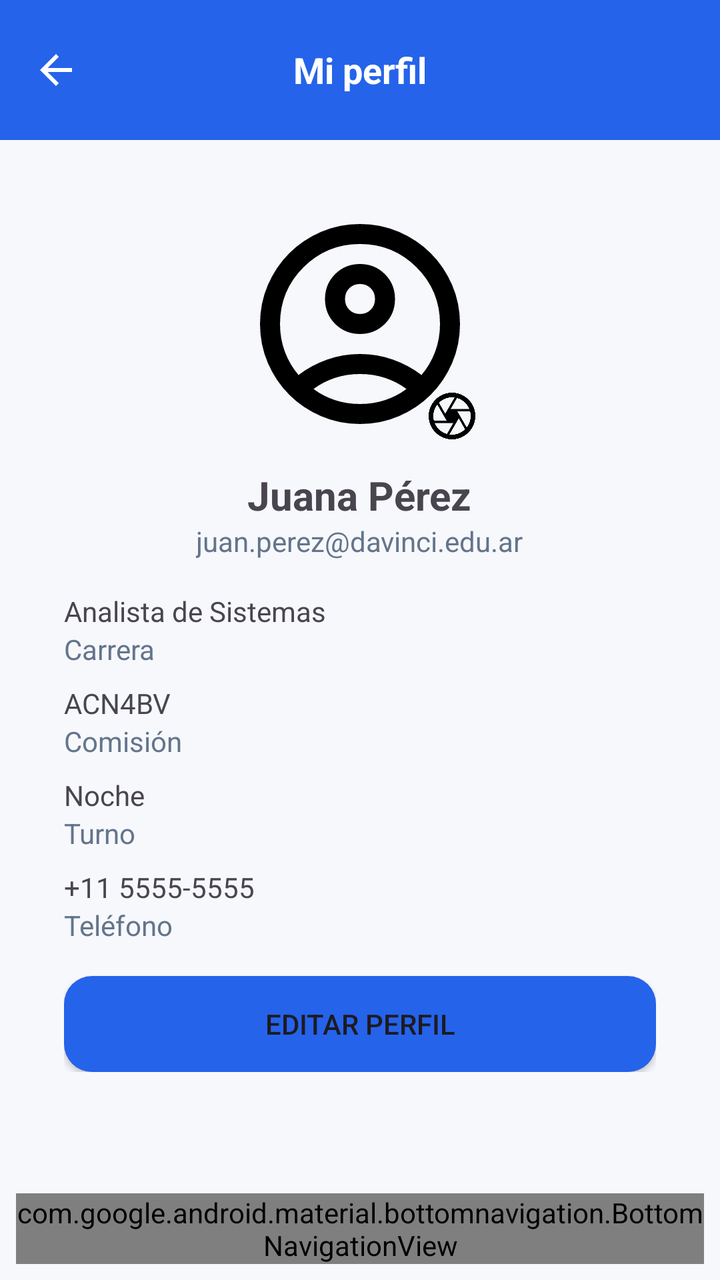
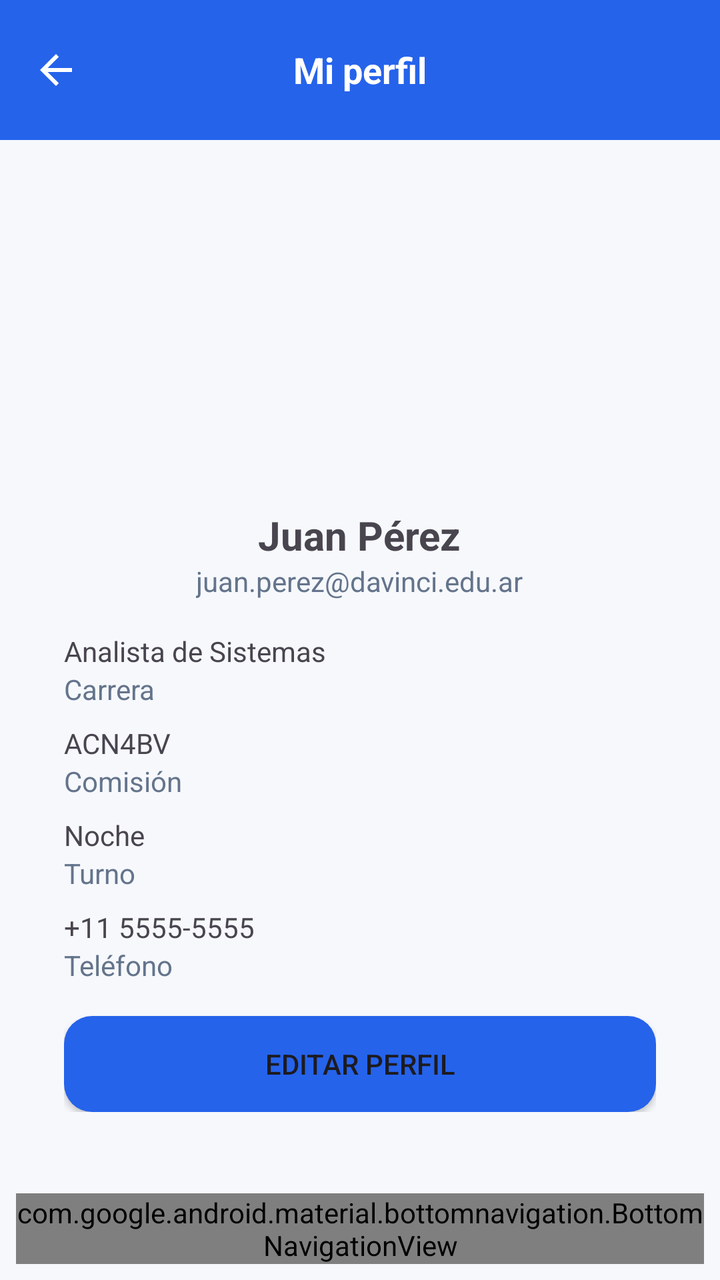

Screens rendered from an Android XML layout before and after an edit, with the pre-edit source and the edit as a unified diff.
<!-- AndroidManifest.xml: application theme Theme.AppCampus -->
<!-- res/layout/activity_perfil.xml -->
<?xml version="1.0" encoding="utf-8"?>
<androidx.constraintlayout.widget.ConstraintLayout
    android:id="@+id/main"
    xmlns:android="http://schemas.android.com/apk/res/android"
    xmlns:app="http://schemas.android.com/apk/res-auto"
    android:layout_width="match_parent"
    android:layout_height="match_parent"
    android:background="@color/colorBackground">

    <RelativeLayout
        android:id="@+id/header"
        android:layout_width="0dp"
        android:layout_height="@dimen/topbar_height"
        android:background="@color/colorPrimary"
        app:layout_constraintTop_toTopOf="parent"
        app:layout_constraintStart_toStartOf="parent"
        app:layout_constraintEnd_toEndOf="parent">

        <ImageView
            android:id="@+id/btnBack"
            android:layout_width="24dp"
            android:layout_height="24dp"
            android:layout_marginStart="16dp"
            android:layout_centerVertical="true"
            app:srcCompat="@drawable/ic_back"
            app:tint="@color/textWhite"/>

        <TextView
            android:id="@+id/txtTitulo"
            android:layout_width="wrap_content"
            android:layout_height="wrap_content"
            android:text="@string/mi_perfil"
            android:textColor="@color/textWhite"
            android:textSize="18sp"
            android:textStyle="bold"
            android:layout_centerInParent="true"/>

    </RelativeLayout>

    <ScrollView
        android:layout_width="0dp"
        android:layout_height="0dp"
        app:layout_constraintTop_toBottomOf="@id/header"
        app:layout_constraintBottom_toTopOf="@id/bottomNavigation"
        app:layout_constraintStart_toStartOf="parent"
        app:layout_constraintEnd_toEndOf="parent">

        <LinearLayout
            android:layout_width="match_parent"
            android:layout_height="wrap_content"
            android:orientation="vertical"
            android:padding="16dp">

            <LinearLayout
                android:layout_width="match_parent"
                android:layout_height="wrap_content"
                android:orientation="vertical"
                android:background="@drawable/bg_card"
                android:padding="16dp">

                <FrameLayout
                    android:layout_width="120dp"
                    android:layout_height="120dp"
                    android:layout_gravity="center">

                    <ImageView
                        android:layout_width="match_parent"
                        android:layout_height="match_parent"
                        android:src="@drawable/ic_person"
                        android:scaleType="centerCrop"/>

                    <ImageView
                        android:layout_width="28dp"
                        android:layout_height="28dp"
                        android:layout_gravity="bottom|end"
                        android:src="@drawable/ic_camera"/>
                </FrameLayout>

                <TextView
                    android:id="@+id/txtNombre"
                    android:layout_width="wrap_content"
                    android:layout_height="wrap_content"
                    android:text="Juana Pérez"
                    android:textSize="20sp"
                    android:textStyle="bold"
                    android:layout_gravity="center"
                    android:layout_marginTop="12dp"/>

                <TextView
                    android:id="@+id/txtEmail"
                    android:layout_width="wrap_content"
                    android:layout_height="wrap_content"
                    android:text="juan.perez@davinci.edu.ar"
                    android:textColor="@color/textSecondary"
                    android:layout_gravity="center"/>

                <LinearLayout
                    android:layout_width="match_parent"
                    android:layout_height="wrap_content"
                    android:orientation="vertical"
                    android:layout_marginTop="16dp">

                    <TextView
                        android:id="@+id/txtCarrera"
                        android:layout_width="wrap_content"
                        android:layout_height="wrap_content"
                        android:text="Analista de Sistemas"/>

                    <TextView
                        android:layout_width="wrap_content"
                        android:layout_height="wrap_content"
                        android:text="Carrera"
                        android:textColor="@color/textSecondary"/>

                    <TextView
                        android:id="@+id/txtComision"
                        android:layout_width="wrap_content"
                        android:layout_height="wrap_content"
                        android:text="ACN4BV"
                        android:layout_marginTop="8dp"/>

                    <TextView
                        android:layout_width="wrap_content"
                        android:layout_height="wrap_content"
                        android:text="Comisión"
                        android:textColor="@color/textSecondary"/>

                    <TextView
                        android:id="@+id/txtTurno"
                        android:layout_width="wrap_content"
                        android:layout_height="wrap_content"
                        android:text="Noche"
                        android:layout_marginTop="8dp"/>

                    <TextView
                        android:layout_width="wrap_content"
                        android:layout_height="wrap_content"
                        android:text="Turno"
                        android:textColor="@color/textSecondary"/>

                    <TextView
                        android:id="@+id/txtTelefono"
                        android:layout_width="wrap_content"
                        android:layout_height="wrap_content"
                        android:text="+11 5555-5555"
                        android:layout_marginTop="8dp"/>

                    <TextView
                        android:layout_width="wrap_content"
                        android:layout_height="wrap_content"
                        android:text="Teléfono"
                        android:textColor="@color/textSecondary"/>

                </LinearLayout>

                <Button
                    android:id="@+id/btnEditar"
                    android:layout_width="match_parent"
                    android:layout_height="wrap_content"
                    android:text="@string/editar_perfil"
                    android:layout_marginTop="16dp"
                    android:background="@drawable/bg_button"/>

            </LinearLayout>

        </LinearLayout>
    </ScrollView>

    <com.google.android.material.bottomnavigation.BottomNavigationView
        android:id="@+id/bottomNavigation"
        android:layout_width="0dp"
        android:layout_height="wrap_content"
        android:layout_margin="8dp"
        android:background="@drawable/bg_bottom_nav"
        app:menu="@menu/bottom_nav_menu"
        app:labelVisibilityMode="labeled"
        app:itemIconTint="@color/bottom_nav_colors"
        app:itemTextColor="@color/bottom_nav_colors"
        app:layout_constraintBottom_toBottomOf="parent"
        app:layout_constraintStart_toStartOf="parent"
        app:layout_constraintEnd_toEndOf="parent"/>

</androidx.constraintlayout.widget.ConstraintLayout>
<!-- resources referenced by this layout -->
<resources>
  <color name="colorBackground">#F6F8FC</color>
  <color name="colorPrimary">#2563EB</color>
  <color name="textSecondary">#64748B</color>
  <color name="textWhite">#FFFFFF</color>
  <dimen name="topbar_height">70dp</dimen>
  <!-- drawable bg_bottom_nav (drawable) -->
  <?xml version="1.0" encoding="utf-8"?>
  <shape xmlns:android="http://schemas.android.com/apk/res/android">
      <solid android:color="@color/cardBackground" />
      <stroke
          android:width="1dp"
          android:color="@color/cardBorder" />
  </shape>
  <!-- drawable bg_button (drawable) -->
  <?xml version="1.0" encoding="utf-8"?>
  <shape xmlns:android="http://schemas.android.com/apk/res/android">
      <solid android:color="@color/colorPrimary" />
      <corners android:radius="14dp" />
  </shape>
  <!-- drawable ic_back (drawable) -->
  <vector xmlns:android="http://schemas.android.com/apk/res/android" android:autoMirrored="true" android:height="24dp" android:tint="#000000" android:viewportHeight="24" android:viewportWidth="24" android:width="24dp">
        
      <path android:fillColor="@android:color/white" android:pathData="M20,11H7.83l5.59,-5.59L12,4l-8,8 8,8 1.41,-1.41L7.83,13H20v-2z"/>
      
  </vector>
  <!-- drawable ic_camera (drawable) -->
  <vector xmlns:android="http://schemas.android.com/apk/res/android" android:height="24dp" android:tint="#000000" android:viewportHeight="960" android:viewportWidth="960" android:width="24dp">
        
      <path android:fillColor="@android:color/white" android:pathData="M456,360L776,360Q749,291 693.5,241.5Q638,192 566,172L456,360ZM364,440L524,164Q513,162 502,161Q491,160 480,160Q414,160 357,185Q300,210 256,252L364,440ZM170,560L388,560L228,284Q196,325 178,374.5Q160,424 160,480Q160,501 162.5,520.5Q165,540 170,560ZM394,788L502,600L184,600Q211,669 266.5,718.5Q322,768 394,788ZM480,800Q546,800 603,775Q660,750 704,708L596,520L436,796Q447,798 457.5,799Q468,800 480,800ZM732,676Q764,635 782,585.5Q800,536 800,480Q800,459 797.5,439.5Q795,420 790,400L572,400L732,676ZM480,480Q480,480 480,480Q480,480 480,480Q480,480 480,480Q480,480 480,480Q480,480 480,480Q480,480 480,480Q480,480 480,480Q480,480 480,480Q480,480 480,480Q480,480 480,480Q480,480 480,480Q480,480 480,480Q480,480 480,480Q480,480 480,480Q480,480 480,480Q480,480 480,480ZM480,880Q398,880 325,848.5Q252,817 197.5,762.5Q143,708 111.5,635Q80,562 80,480Q80,397 111.5,324.5Q143,252 197.5,197.5Q252,143 325,111.5Q398,80 480,80Q563,80 635.5,111.5Q708,143 762.5,197.5Q817,252 848.5,324.5Q880,397 880,480Q880,562 848.5,635Q817,708 762.5,762.5Q708,817 635.5,848.5Q563,880 480,880Z"/>
      
  </vector>
  <string name="editar_perfil">Editar perfil</string>
  <string name="mi_perfil">Mi perfil</string>
  <style name="Theme.AppCampus" parent="Base.Theme.AppCampus" />
  <color name="cardBackground">#FFFFFF</color>
  <color name="cardBorder">#E2E8F0</color>
  <style name="Base.Theme.AppCampus" parent="Theme.Material3.DayNight.NoActionBar">
          
          <item name="colorPrimary">@color/colorPrimary</item>
          <item name="colorOnPrimary">@color/textWhite</item>
  
          <item name="colorSecondary">@color/colorAccentTurquoise</item>
          <item name="colorOnSecondary">@color/textWhite</item>
  
          <item name="colorTertiary">@color/colorAccentPink</item>
          <item name="colorOnTertiary">@color/textWhite</item>
  
          
          <item name="android:windowBackground">@color/colorBackground</item>
          <item name="colorSurface">@color/cardBackground</item>
          <item name="colorOnSurface">@color/textPrimary</item>
  
          
          <item name="android:colorAccent">@color/colorAccent</item>
          <item name="colorAccent">@color/colorAccent</item>
      </style>
  <color name="colorAccentTurquoise">#13D8B5</color>
  <color name="colorAccentPink">#E6007E</color>
  <color name="textPrimary">#1E293B</color>
  <color name="colorAccent">#38BDF8</color>
</resources>

<!-- the commit's change to res/layout/activity_perfil.xml (unified diff, before → after) -->
@@ -59,28 +59,23 @@
                 android:padding="16dp">
 
                 <FrameLayout
-                    android:layout_width="120dp"
-                    android:layout_height="120dp"
+                    android:layout_width="140dp"
+                    android:layout_height="140dp"
                     android:layout_gravity="center">
 
                     <ImageView
+                        android:id="@+id/imgPerfil"
                         android:layout_width="match_parent"
                         android:layout_height="match_parent"
-                        android:src="@drawable/ic_person"
                         android:scaleType="centerCrop"/>
 
-                    <ImageView
-                        android:layout_width="28dp"
-                        android:layout_height="28dp"
-                        android:layout_gravity="bottom|end"
-                        android:src="@drawable/ic_camera"/>
                 </FrameLayout>
 
                 <TextView
                     android:id="@+id/txtNombre"
                     android:layout_width="wrap_content"
                     android:layout_height="wrap_content"
-                    android:text="Juana Pérez"
+                    android:text="Juan Pérez"
                     android:textSize="20sp"
                     android:textStyle="bold"
                     android:layout_gravity="center"
<!-- resource entries referenced after the edit -->
@@ -23,12 +23,6 @@
   <vector xmlns:android="http://schemas.android.com/apk/res/android" android:autoMirrored="true" android:height="24dp" android:tint="#000000" android:viewportHeight="24" android:viewportWidth="24" android:width="24dp">
         
       <path android:fillColor="@android:color/white" android:pathData="M20,11H7.83l5.59,-5.59L12,4l-8,8 8,8 1.41,-1.41L7.83,13H20v-2z"/>
-      
-  </vector>
-  <!-- drawable ic_camera (drawable) -->
-  <vector xmlns:android="http://schemas.android.com/apk/res/android" android:height="24dp" android:tint="#000000" android:viewportHeight="960" android:viewportWidth="960" android:width="24dp">
-        
-      <path android:fillColor="@android:color/white" android:pathData="M456,360L776,360Q749,291 693.5,241.5Q638,192 566,172L456,360ZM364,440L524,164Q513,162 502,161Q491,160 480,160Q414,160 357,185Q300,210 256,252L364,440ZM170,560L388,560L228,284Q196,325 178,374.5Q160,424 160,480Q160,501 162.5,520.5Q165,540 170,560ZM394,788L502,600L184,600Q211,669 266.5,718.5Q322,768 394,788ZM480,800Q546,800 603,775Q660,750 704,708L596,520L436,796Q447,798 457.5,799Q468,800 480,800ZM732,676Q764,635 782,585.5Q800,536 800,480Q800,459 797.5,439.5Q795,420 790,400L572,400L732,676ZM480,480Q480,480 480,480Q480,480 480,480Q480,480 480,480Q480,480 480,480Q480,480 480,480Q480,480 480,480Q480,480 480,480Q480,480 480,480Q480,480 480,480Q480,480 480,480Q480,480 480,480Q480,480 480,480Q480,480 480,480Q480,480 480,480Q480,480 480,480Q480,480 480,480ZM480,880Q398,880 325,848.5Q252,817 197.5,762.5Q143,708 111.5,635Q80,562 80,480Q80,397 111.5,324.5Q143,252 197.5,197.5Q252,143 325,111.5Q398,80 480,80Q563,80 635.5,111.5Q708,143 762.5,197.5Q817,252 848.5,324.5Q880,397 880,480Q880,562 848.5,635Q817,708 762.5,762.5Q708,817 635.5,848.5Q563,880 480,880Z"/>
       
   </vector>
   <string name="editar_perfil">Editar perfil</string>
